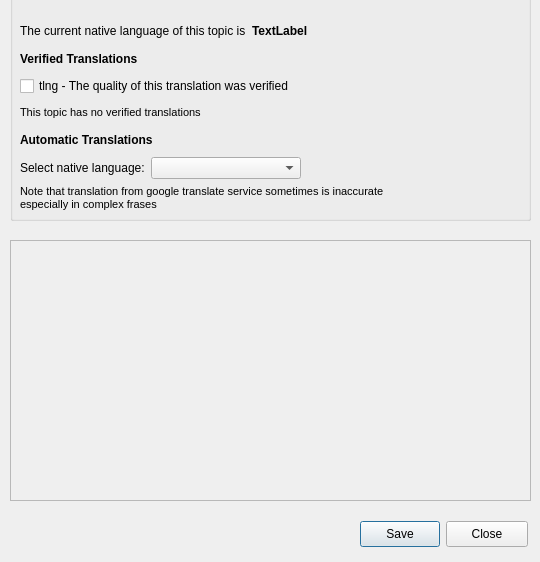
Before: the Qt Designer form src/dlg_translate.ui in robinpalat/idiomindQt, drawn with Qt 5.
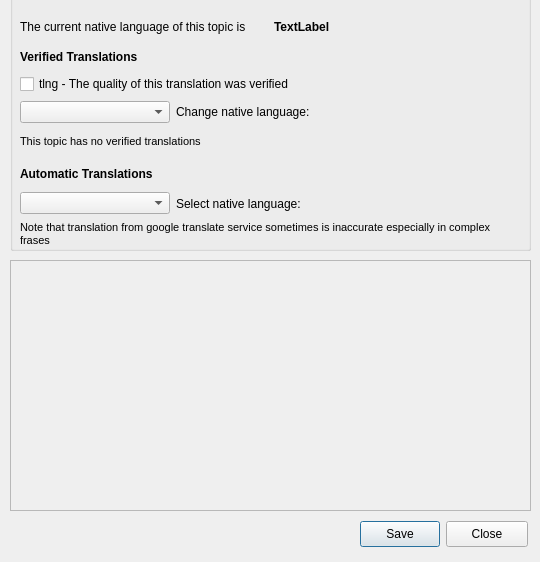
After: the same form once the commit is applied.

```diff
--- a/src/dlg_translate.ui
+++ b/src/dlg_translate.ui
@@ -31,7 +31,7 @@
      <x>10</x>
      <y>-10</y>
      <width>521</width>
-     <height>231</height>
+     <height>261</height>
     </rect>
    </property>
    <property name="title">
@@ -41,12 +41,15 @@
     <property name="geometry">
      <rect>
       <x>10</x>
-      <y>30</y>
-      <width>381</width>
-      <height>191</height>
+      <y>25</y>
+      <width>501</width>
+      <height>232</height>
      </rect>
     </property>
     <layout class="QVBoxLayout" name="verticalLayout_3">
+     <property name="spacing">
+      <number>6</number>
+     </property>
      <item>
       <layout class="QHBoxLayout" name="horizontalLayout_5">
        <item>
@@ -92,15 +95,85 @@
       </widget>
      </item>
      <item>
-      <widget class="QLabel" name="label_6">
-       <property name="font">
-        <font>
-         <pointsize>8</pointsize>
-        </font>
+      <widget class="QWidget" name="widget_verified" native="true">
+       <property name="minimumSize">
+        <size>
+         <width>0</width>
+         <height>25</height>
+        </size>
        </property>
-       <property name="text">
-        <string>This topic has no verified translations</string>
+       <widget class="QWidget" name="horizontalLayoutWidget">
+        <property name="geometry">
+         <rect>
+          <x>0</x>
+          <y>0</y>
+          <width>501</width>
+          <height>24</height>
+         </rect>
+        </property>
+        <layout class="QHBoxLayout" name="horizontalLayout_3">
+         <item>
+          <widget class="QComboBox" name="comboBox_verified_trans">
+           <property name="minimumSize">
+            <size>
+             <width>150</width>
+             <height>0</height>
+            </size>
+           </property>
+           <property name="maximumSize">
+            <size>
+             <width>150</width>
+             <height>16777215</height>
+            </size>
+           </property>
+          </widget>
+         </item>
+         <item>
+          <widget class="QLabel" name="label">
+           <property name="text">
+            <string>Change native language:</string>
+           </property>
+           <property name="alignment">
+            <set>Qt::AlignLeading|Qt::AlignLeft|Qt::AlignVCenter</set>
+           </property>
+          </widget>
+         </item>
+        </layout>
+       </widget>
+      </widget>
+     </item>
+     <item>
+      <widget class="QWidget" name="widget_no_verified" native="true">
+       <property name="minimumSize">
+        <size>
+         <width>0</width>
+         <height>25</height>
+        </size>
        </property>
+       <widget class="QWidget" name="horizontalLayoutWidget_2">
+        <property name="geometry">
+         <rect>
+          <x>0</x>
+          <y>0</y>
+          <width>501</width>
+          <height>21</height>
+         </rect>
+        </property>
+        <layout class="QHBoxLayout" name="horizontalLayout_6">
+         <item>
+          <widget class="QLabel" name="label_info1">
+           <property name="font">
+            <font>
+             <pointsize>8</pointsize>
+            </font>
+           </property>
+           <property name="text">
+            <string>This topic has no verified translations</string>
+           </property>
+          </widget>
+         </item>
+        </layout>
+       </widget>
       </widget>
      </item>
      <item>
@@ -118,13 +191,6 @@
      </item>
      <item>
       <layout class="QHBoxLayout" name="horizontalLayout_4">
-       <item>
-        <widget class="QLabel" name="label_7">
-         <property name="text">
-          <string>Select native language:</string>
-         </property>
-        </widget>
-       </item>
        <item>
         <widget class="QComboBox" name="comboBox_nativelang">
          <property name="minimumSize">
@@ -135,7 +201,7 @@
          </property>
          <property name="maximumSize">
           <size>
-           <width>200</width>
+           <width>150</width>
            <height>16777215</height>
           </size>
          </property>
@@ -148,17 +214,14 @@
         </widget>
        </item>
        <item>
-        <spacer name="horizontalSpacer_2">
-         <property name="orientation">
-          <enum>Qt::Horizontal</enum>
+        <widget class="QLabel" name="label_7">
+         <property name="text">
+          <string>Select native language:</string>
          </property>
-         <property name="sizeHint" stdset="0">
-          <size>
-           <width>40</width>
-           <height>20</height>
-          </size>
+         <property name="alignment">
+          <set>Qt::AlignLeading|Qt::AlignLeft|Qt::AlignVCenter</set>
          </property>
-        </spacer>
+        </widget>
        </item>
       </layout>
      </item>
@@ -228,9 +291,9 @@
    <property name="geometry">
     <rect>
      <x>10</x>
-     <y>240</y>
+     <y>260</y>
      <width>521</width>
-     <height>261</height>
+     <height>251</height>
     </rect>
    </property>
    <property name="frameShape">
@@ -251,7 +314,7 @@
       <x>0</x>
       <y>0</y>
       <width>519</width>
-      <height>259</height>
+      <height>249</height>
      </rect>
     </property>
     <widget class="QWidget" name="verticalLayoutWidget">
@@ -260,7 +323,7 @@
        <x>10</x>
        <y>10</y>
        <width>501</width>
-       <height>241</height>
+       <height>231</height>
       </rect>
      </property>
      <layout class="QVBoxLayout" name="layouta"/>
```
